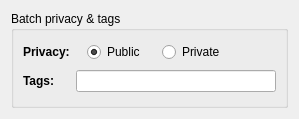
This is tagwidget.ui in reveur12/imageshack-uploader as Qt 5 draws it before an edit. The edited form follows.
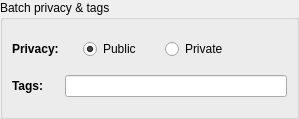
This is the edited form.

Commit message: Widgets sizes

```diff
--- a/tagwidget.ui
+++ b/tagwidget.ui
@@ -20,6 +20,9 @@
    <string notr="true">Form</string>
   </property>
   <layout class="QVBoxLayout" name="verticalLayout">
+   <property name="margin">
+    <number>0</number>
+   </property>
    <item>
     <widget class="QGroupBox" name="groupBox_2">
      <property name="title">
```
